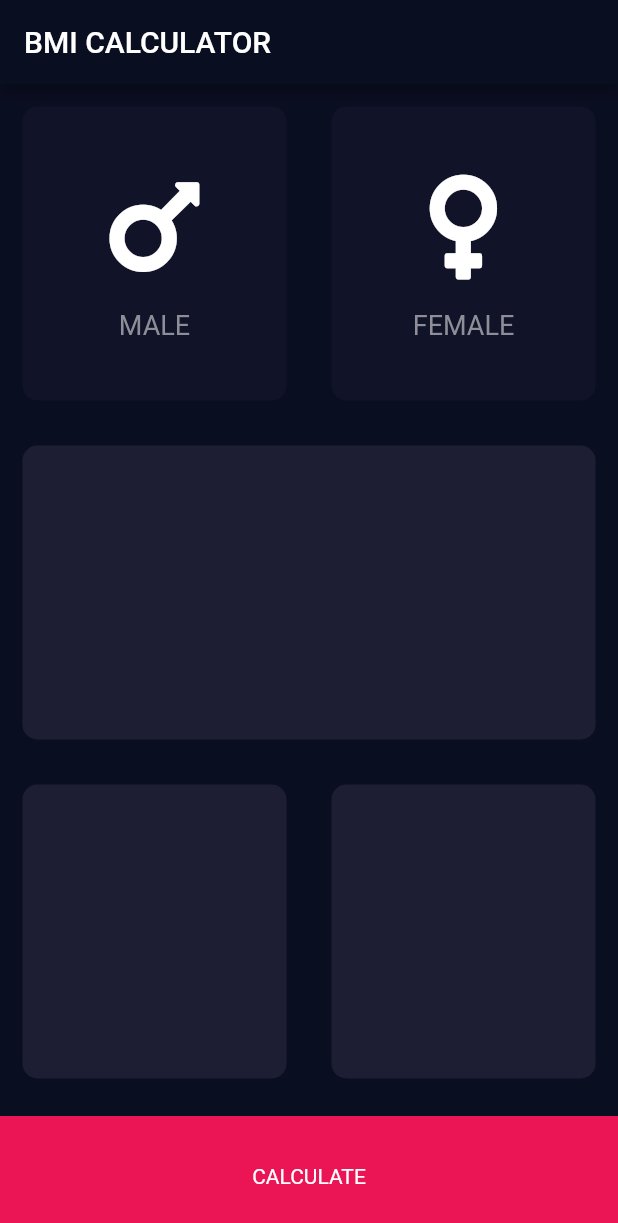
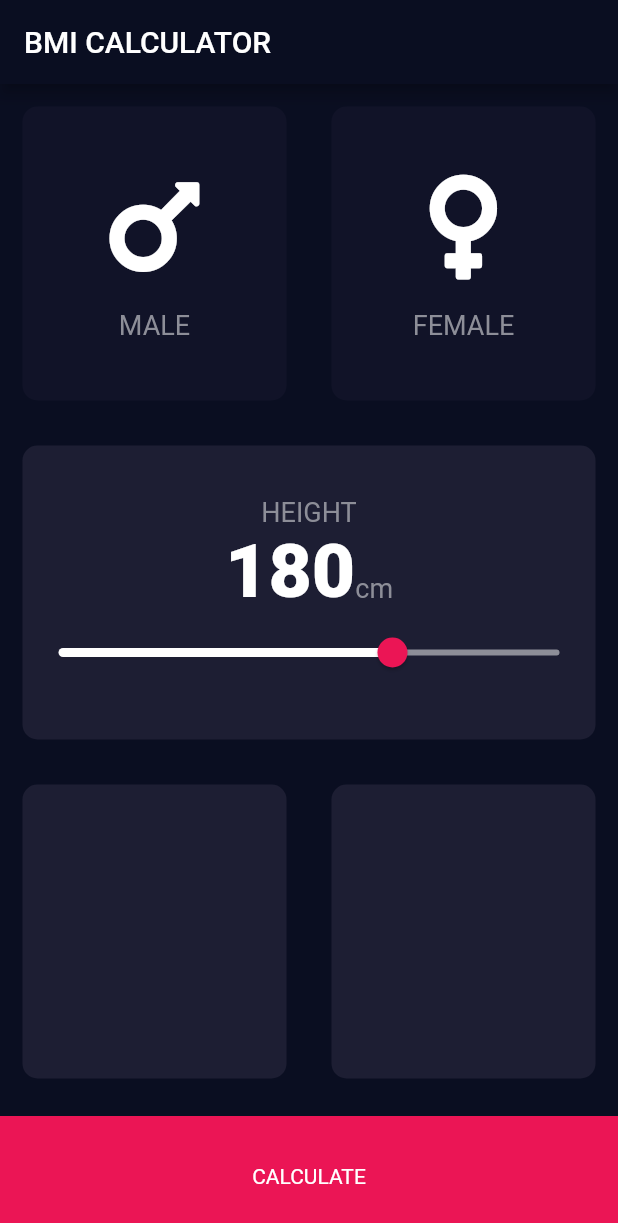
Before and after one commit to seidlmatus/flutter-BMI, a Flutter app: the screen it shows after launch, on a phone screen of 412 x 824 dp. Shown: the top 1223 px of the screen. Run offline on Flutter 3.47's test engine with Material 2 defaults, Android fonts, the phone set to English and light mode, and no system bars; our stand-ins replace font_awesome_flutter.

Commit message:
add slider

```diff
--- /dev/null
+++ b/lib/constants.dart
@@ -0,0 +1,16 @@
+import 'package:flutter/material.dart';
+
+const kBottomContainerHeight = 80.0;
+const kBottomContainerColor = Color(0xFFEB1555);
+const kActiveCardColor = Color(0xFF1D1E33);
+const kInactiveCardColor = Color(0xFF111328);
+
+const kLabelTextStyle = TextStyle(
+  fontSize: 18.0,
+  color: Color(0xFF8D8E98),
+);
+
+const kNumberTextStyle = TextStyle(
+  fontSize: 50.0,
+  fontWeight: FontWeight.w900,
+);
--- a/lib/icon_content.dart
+++ b/lib/icon_content.dart
@@ -1,9 +1,6 @@
 import 'package:flutter/material.dart';
+import 'constants.dart';
 
-const labelTextStyle = TextStyle(
-  fontSize: 18.0,
-  color: Color(0xFF8D8E98),
-);
 
 class IconContent extends StatelessWidget {
   final IconData icon;
@@ -25,7 +22,7 @@ class IconContent extends StatelessWidget {
         ),
         Text(
           label,
-          style: labelTextStyle,
+          style: kLabelTextStyle,
         )
       ],
     );
--- a/lib/input_page.dart
+++ b/lib/input_page.dart
@@ -2,12 +2,8 @@ import 'package:bmicalculator/reusable_card.dart';
 import 'package:flutter/material.dart';
 import 'package:font_awesome_flutter/font_awesome_flutter.dart';
 
+import 'constants.dart';
 import 'icon_content.dart';
-
-const bottomContainerHeight = 80.0;
-const bottomContainerColor = Color(0xFFEB1555);
-const activeCardColor = Color(0xFF1D1E33);
-const inactiveCardColor = Color(0xFF111328);
 
 enum Gender {
   male,
@@ -20,31 +16,10 @@ class InputPage extends StatefulWidget {
 }
 
 class _InputPageState extends State<InputPage> {
-  Color maleCardColour = inactiveCardColor;
-  Color femaleCardColour = inactiveCardColor;
+  Color maleCardColour = kInactiveCardColor;
+  Color femaleCardColour = kInactiveCardColor;
   Gender selectedGender;
-
- /* void updateColor(Gender gender) {
-
-
-    if (gender == Gender.male) {
-      if (maleCardColour == inactiveCardColor) {
-        maleCardColour = activeCardColor;
-        femaleCardColour = inactiveCardColor;
-      } else {
-        maleCardColour = inactiveCardColor;
-      }
-    }
-
-    if (gender == Gender.female) {
-      if (femaleCardColour == inactiveCardColor) {
-        femaleCardColour = activeCardColor;
-        maleCardColour = inactiveCardColor;
-      } else {
-        femaleCardColour = inactiveCardColor;
-      }
-    }
-  }*/
+  int height = 180;
 
   @override
   Widget build(BuildContext context) {
@@ -53,40 +28,34 @@ class _InputPageState extends State<InputPage> {
         title: Text('BMI CALCULATOR'),
       ),
       body: Column(
+        crossAxisAlignment: CrossAxisAlignment.stretch,
         children: <Widget>[
           Expanded(
             child: Row(
               children: <Widget>[
                 Expanded(
-                  child: GestureDetector(
-                    onTap: (){
-                      setState(() {
-                        selectedGender = Gender.male;
-                      });
-                    },
                   child: ReusableCard(
                     cardChild: IconContent(
                       icon: FontAwesomeIcons.mars,
                       label: 'MALE',
                     ),
-                      colour: selectedGender == Gender.male ? activeCardColor : inactiveCardColor,
-                    ),
+                    colour: selectedGender == Gender.male
+                        ? kActiveCardColor
+                        : kInactiveCardColor,
+                    onPress: () => setState(() => selectedGender = Gender.male),
                   ),
                 ),
                 Expanded(
-                  child: GestureDetector(
-                    onTap: (){
-                      setState(() {
-                        selectedGender = Gender.female;
-                      });
-                    },
                   child: ReusableCard(
                     cardChild: IconContent(
                       icon: FontAwesomeIcons.venus,
                       label: 'FEMALE',
                     ),
-                      colour: selectedGender == Gender.female ? activeCardColor : inactiveCardColor,
-                    ),
+                    colour: selectedGender == Gender.female
+                        ? kActiveCardColor
+                        : kInactiveCardColor,
+                    onPress: () =>
+                        setState(() => selectedGender = Gender.female),
                   ),
                 ),
               ],
@@ -94,7 +63,49 @@ class _InputPageState extends State<InputPage> {
           ),
           Expanded(
             child: ReusableCard(
-              colour: activeCardColor,
+              colour: kActiveCardColor,
+              cardChild: Column(
+                mainAxisAlignment: MainAxisAlignment.center,
+                children: [
+                  Text(
+                    'HEIGHT',
+                    style: kLabelTextStyle,
+                  ),
+                  Row(
+                    mainAxisAlignment: MainAxisAlignment.center,
+                    crossAxisAlignment: CrossAxisAlignment.baseline,
+                    textBaseline: TextBaseline.alphabetic,
+                    children: [
+                      Text(
+                        height.toString(),
+                        style: kNumberTextStyle,
+                      ),
+                      Text(
+                        'cm',
+                        style: kLabelTextStyle,
+                      )
+                    ],
+                  ),
+                  SliderTheme(
+                    data: SliderTheme.of(context).copyWith(
+                      activeTrackColor:Colors.white ,
+                      thumbColor: Color(0xFFEB1555),
+                      overlayColor: Color(0x29EB1555),
+                      thumbShape: RoundSliderThumbShape( ),
+                      overlayShape: RoundSliderOverlayShape()
+                    ),
+                    child: Slider(
+                      value: height.toDouble(),
+                      min: 100.0,
+                      max: 220.0,
+                      inactiveColor: Color(0xFF8D8E98),
+                      onChanged: (value) => setState(
+                        () => height = value.round(),
+                      ),
+                    ),
+                  ),
+                ],
+              ),
             ),
           ),
           Expanded(
@@ -102,22 +113,22 @@ class _InputPageState extends State<InputPage> {
               children: <Widget>[
                 Expanded(
                   child: ReusableCard(
-                    colour: activeCardColor,
+                    colour: kActiveCardColor,
                   ),
                 ),
                 Expanded(
                   child: ReusableCard(
-                    colour: activeCardColor,
+                    colour: kActiveCardColor,
                   ),
                 ),
               ],
             ),
           ),
           Container(
-            color: bottomContainerColor,
+            color: kBottomContainerColor,
             margin: EdgeInsets.only(top: 10.0),
             width: double.infinity,
-            height: bottomContainerHeight,
+            height: kBottomContainerHeight,
             child: Center(
               child: Text('CALCULATE'),
             ),
--- a/lib/reusable_card.dart
+++ b/lib/reusable_card.dart
@@ -1,19 +1,24 @@
 import 'package:flutter/material.dart';
 
 class ReusableCard extends StatelessWidget {
-  ReusableCard({@required this.colour, this.cardChild});
+
+  ReusableCard({@required this.colour, this.cardChild, this.onPress});
 
   final Color colour;
   final Widget cardChild;
+  final Function onPress;
 
   @override
   Widget build(BuildContext context) {
-    return Container(
-      child: cardChild,
-      margin: EdgeInsets.all(15.0),
-      decoration: BoxDecoration(
-        color: colour,
-        borderRadius: BorderRadius.circular(10.0),
+    return GestureDetector(
+      onTap: onPress ,
+      child: Container(
+        child: cardChild,
+        margin: EdgeInsets.all(15.0),
+        decoration: BoxDecoration(
+          color: colour,
+          borderRadius: BorderRadius.circular(10.0),
+        ),
       ),
     );
   }
```
Lines whose indentation alone changed are shown as unchanged.
